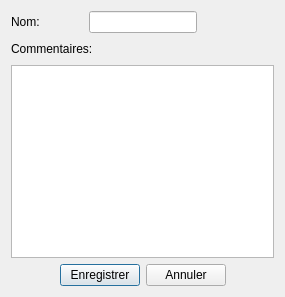
Above: Src/MatisseServer/ui/JobDialog.ui from IfremerUnderwater/Matisse before the change. Below: the same form after it.
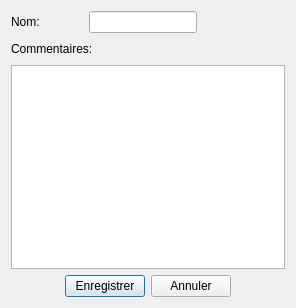
That is the form after the change. Icons and pictures are not drawn.

Commit message: New style sheet + 1st georeferencing code

Diff of the .ui file:
```diff
--- a/Src/MatisseServer/ui/JobDialog.ui
+++ b/Src/MatisseServer/ui/JobDialog.ui
@@ -6,8 +6,8 @@
    <rect>
     <x>0</x>
     <y>0</y>
-    <width>285</width>
-    <height>297</height>
+    <width>296</width>
+    <height>308</height>
    </rect>
   </property>
   <property name="sizePolicy">
@@ -23,6 +23,201 @@
    <iconset resource="../ui/resources/resources.qrc">
     <normaloff>:/jpg/ifremer-grand.jpg</normaloff>:/jpg/ifremer-grand.jpg</iconset>
   </property>
+  <property name="styleSheet">
+   <string notr="true">/* background color: #434a54 rgb(67, 74, 84);
+*  default text color: #f5f7fa    rgb(245, 247, 250)
+*
+* Code Couleur
+* Bleu            : #4a89dc rgb(74, 137, - 220);   
+* Marine clair: #434a54  rgb(  67,   74,  84);    // Marine Clairs
+* Vert            : #37bc9b  rgb(  55, 188, 155);   // Vert
+* Marine        : #252a31   rgb(  37,   42,   49);   // Marine
+* Gris Clair    : #f5f7fa      rgb(245, 247, 250);  // Gris Clair
+* Gris moyen: #7c828c rgb(124, 130, 140); //Gris moyen
+* Gris fonce  : #5c646e rgb(92,100, 110); // Gris fonce
+* Rouge        : #da4453; 
+* Orange       : #e9563f;
+* Jaune          : #f6bb42; 
+*/
+
+
+
+/************************/
+/*** Generic Widgets ***/
+/************************/
+QWidget{
+   background-color: #434a54;  /* Marine Clair */
+}
+
+QWidget:disabled {
+   background-color: #252a31;  /* Marine */
+}
+
+QLabel
+{
+  background-color: none;
+  border: none;
+  font-family: &quot;Montserrat&quot;;
+  font-size: 12px;
+  font-weight: 700;
+  color: #f5f7fa;  /* Gris Clair  */
+}
+
+/** QProgressBar **/
+QProgressBar {
+  border: none;
+  background-color: #5c646e; /* Gris fonce  */
+}
+
+QProgressBar::chunk {
+  background-color: #37bc9b; /* Vert  */
+}  
+
+QProgressBar:disabled {
+  background-color: #18212E; 
+
+}
+QProgressBar::chunk:disabled {
+  background-color: #5c646e; 
+}
+
+/** QPushButton **/
+QPushButton {
+  background-color: #434a54;    /*Marine Clair  */
+  border: 2px solid #7c828c; /*Gris moyen  */
+  font-family: &quot;Montserrat&quot;;
+  color: #f5f7fa;  /* Gris Clair  */
+  font-size: 12px;
+  font-weight: 700;
+  text-transform: uppercase;
+  min-height: 26px;
+}
+
+QPushButton:pressed {
+  background-color: #4a89dc; /* Bleu */
+  border: none;
+}
+
+QPushButton:checked {
+  background-color: #4a89dc;  /* Bleu */
+  border: none;
+}
+
+QPushButton:hover {
+   border: 2px solid #4a89dc;  /* Bleu */
+}
+
+QPushButton:flat {
+     border: 2px solid #4a89dc;  /* Bleu */
+}
+
+/** GroupBox **/
+QGroupBox {
+     background-color: #5c646e; /* Gris fonce  */
+     border: none;
+    text-transform: uppercase;
+    font-family: &quot;Montserrat&quot;;
+    font-size: 12px;
+    font-weight: bold;
+    text-transform: uppercase;
+    padding-top: 15;
+ }
+
+QGroupBox::title {
+    subcontrol-origin: margin;
+    subcontrol-position: top center; /* position at the top center */
+    padding-top: 2;
+    color: rgb(124, 130, 140); /* Gris moyen */
+ }
+
+Line {
+  color: #7c828c;
+  border: none;
+}
+
+
+/************************/
+/*** Object Name       ***/
+/************************/
+/* Main Dashboard Date */
+QLabel#label_date
+{
+  font-family: &quot;Montserrat&quot;;
+  color: rgb(124, 130, 140); /* Gris moyen */
+  font-size: 12px;
+  font-weight: 700;
+  line-height: 20px;
+}
+
+/* Main Dashboard Time */
+QLabel#label_time
+{
+  font-family: &quot;Montserrat&quot;;
+  color: rgb(245, 247, 250);  /* Gris Clair  */
+  font-size: 16px;
+  font-weight: 700;
+  line-height: 20px;
+  width: 73px;
+  height: 31px;
+}
+
+QLabel#page_title
+{
+  font-family: &quot;Montserrat&quot;;
+  color: rgb(124, 130, 140); /* Gris moyen */
+  font-size: 14px;
+  font-weight: 700;
+  line-height: 20px;
+}
+
+/************************/
+/*** Main Dashboard  ***/
+/************************/
+#dashboard_top {
+  border-bottom-width: 2px;
+  border-bottom-style: solid;
+  border-bottom-color: #252a31; 
+}
+#dashboard_top &gt; QFrame {
+  border-right-width: 2px;
+  border-right-style: solid;
+  border-right-color: #252a31; 
+}
+
+#dashboard_center {
+  border-right-width: 2px;
+  border-right-style: solid;
+  border-right-color: #252a31; 
+  border-left-width: 2px;
+  border-left-style: solid;
+  border-left-color: #252a31; 
+}
+
+QFrame#panel_controls {
+  border-right-width: 0px;
+}
+
+
+#dashboard_left &gt; QFrame {
+  border-bottom-width: 2px;
+  border-bottom-style: solid;
+  border-bottom-color: #252a31; 
+}
+
+QFrame#panel_thrusters {
+  border-bottom-width: 0px;
+}
+
+QFrame#panel_telemetry{
+   border-left-width: 2px;
+   border-left-style: solid;
+   border-left-color: #252a31; 
+}
+
+#headings_display {
+     background-color: #5c646e; /* Gris fonce  */
+}</string>
+  </property>
   <layout class="QVBoxLayout" name="verticalLayout">
    <item>
     <layout class="QHBoxLayout" name="horizontalLayout">
```
Left out of the diff: 4 changed lines with no effect on the pictures. The commit also changes 77 other files.
